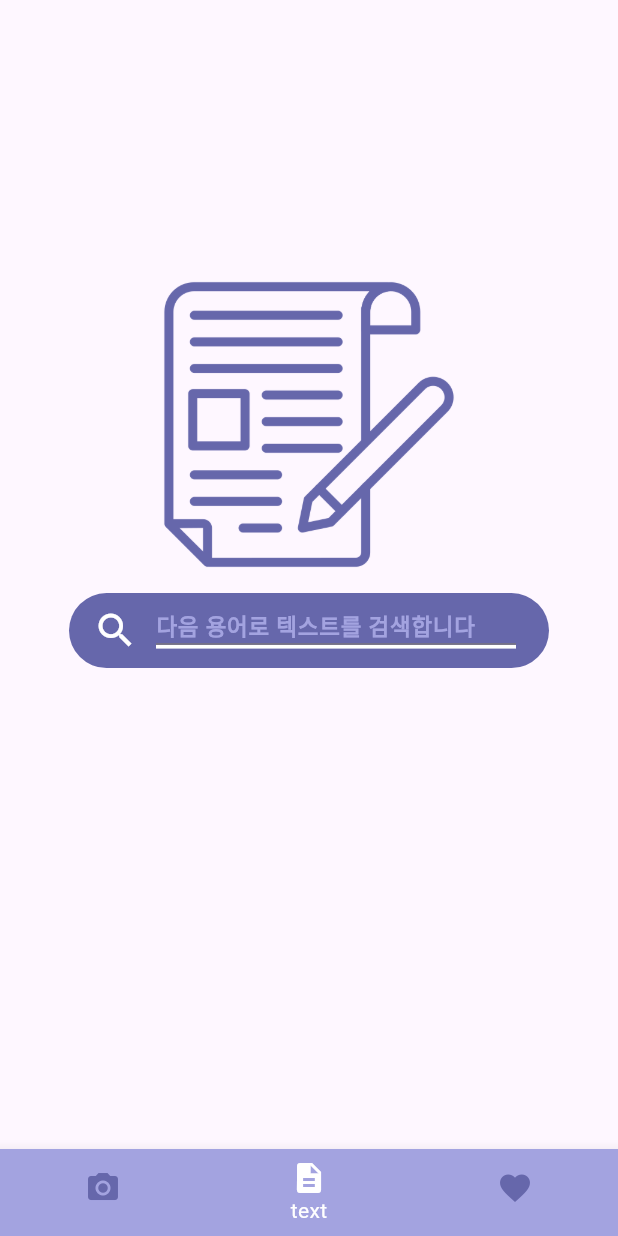
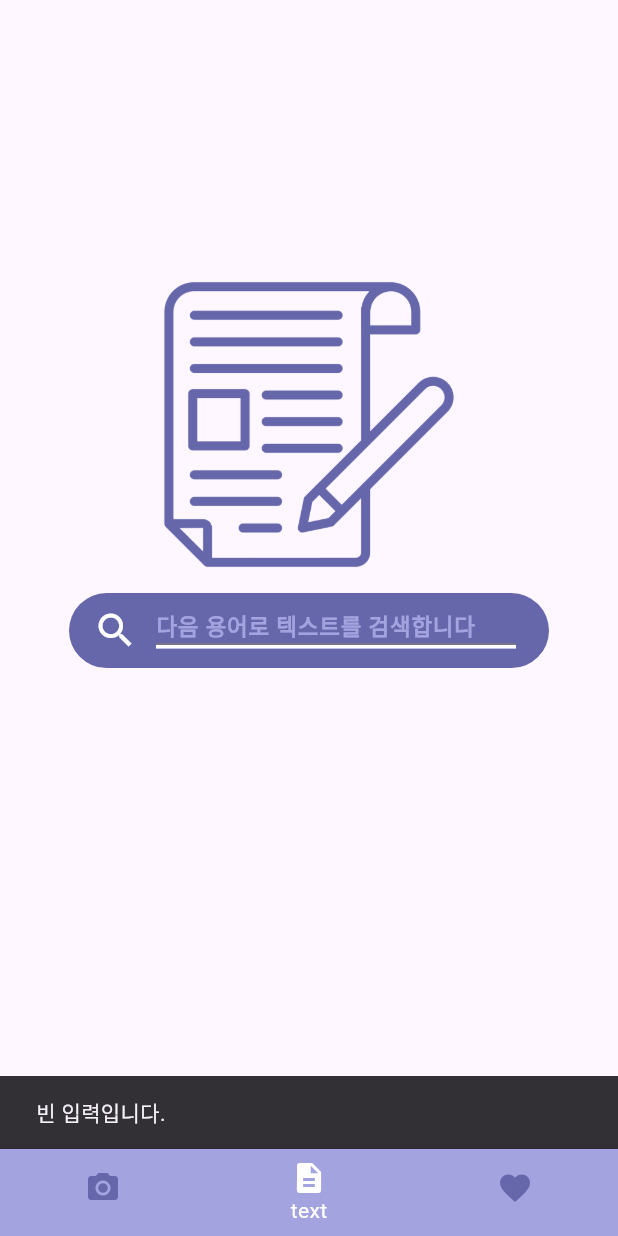
Before and after one commit to Anro607/study_searcher, a Flutter app: the screen it shows after launch, item 2 of the bottom bar chosen, after a tap on the "search" icon, on a phone screen of 412 x 824 dp. Run offline on Flutter 3.47's test engine with Material 3 defaults, Android fonts, the phone set to English and light mode, and no system bars; our stand-ins replace flutter_riverpod, go_router, hive, hive_flutter, toggle_switch; accounts and stored records are empty.

Commit message:
자잘구레2

```diff
--- a/lib/app/screen/Root/root_page.dart
+++ b/lib/app/screen/Root/root_page.dart
@@ -7,7 +7,7 @@ class RootPage extends StatelessWidget {
 
   @override
   Widget build(BuildContext context) {
-    context.go(RouterPath.image);
+    context.go(RouterPath.text);
     return Center();
   }
 }
--- a/lib/app/screen/UI.dart
+++ b/lib/app/screen/UI.dart
@@ -27,6 +27,9 @@ Container search_box(BuildContext context, String page) {
               }
             } else {
               //뭐띄우지
+              ScaffoldMessenger.of(
+                context,
+              ).showSnackBar(SnackBar(content: Text('빈 입력입니다.')));
             }
           },
           icon: Icon(Icons.search, color: Colors.white, size: 30.0),
@@ -102,8 +105,12 @@ GestureDetector image_box(
   );
 }
 
-GestureDetector text_box(BuildContext context, Map result, bool fav_bool,
-  VoidCallback db_InOut,) {
+GestureDetector text_box(
+  BuildContext context,
+  Map result,
+  bool fav_bool,
+  VoidCallback db_InOut,
+) {
   return GestureDetector(
     onTap: () => context.push(RouterPath.text_detail, extra: result),
     child: Container(
```
Also changed, not shown: lib/app/screen/Tab/pages/ImageSearch/image_search_result.dart (+4 -3 lines).
